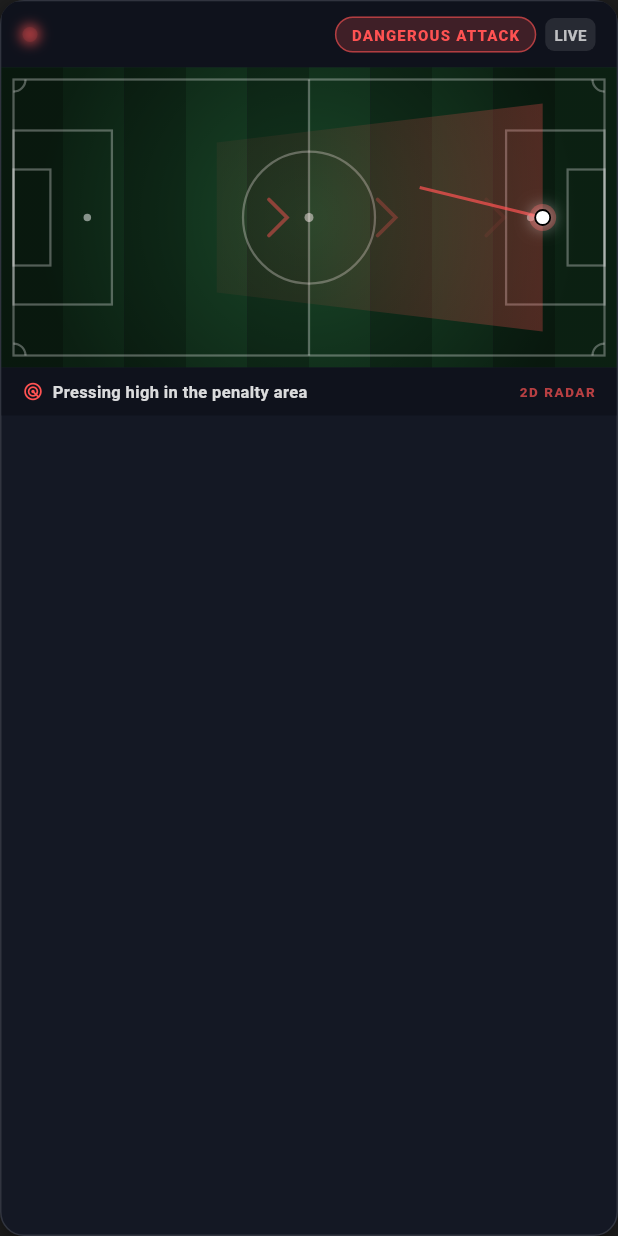
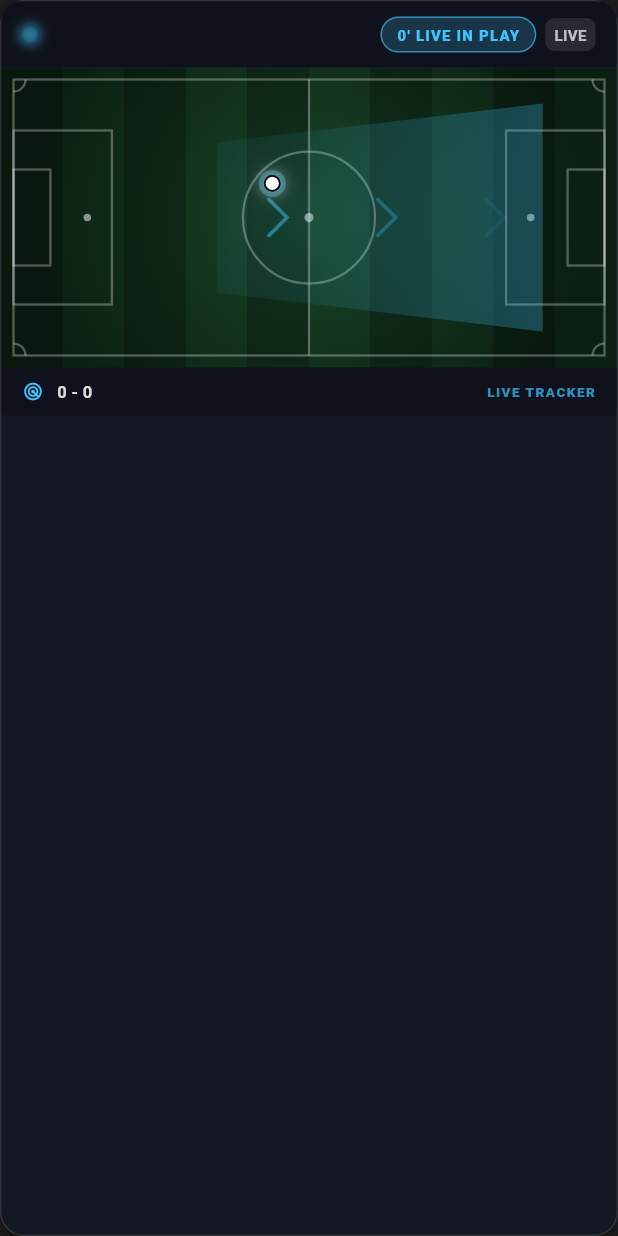
Before and after one commit to samanos67/Livescore, a Flutter app: the LivePitchTrackerWidget widget shown alone on an empty page, opened directly with empty values, on a phone screen of 412 x 824 dp. Run offline on Flutter 3.47's test engine with Material 3 defaults, Android fonts, the phone set to English and light mode, and no system bars; our stand-ins replace cached_network_image, dartz, dio, equatable, flutter_riverpod, google_fonts and 4 more; accounts and stored records are empty; network calls fail.

Commit message:
fix(tracker): show 2D live tracker only for live matches with real-time match state synchronization

```diff
--- a/lib/presentation/widgets/live_pitch_tracker_widget.dart
+++ b/lib/presentation/widgets/live_pitch_tracker_widget.dart
@@ -38,12 +38,11 @@ class _LivePitchTrackerWidgetState extends State<LivePitchTrackerWidget>
   late AnimationController _animController;
   Timer? _simulationTimer;
 
-  PitchActionType _currentAction = PitchActionType.dangerousAttack;
+  PitchActionType _currentAction = PitchActionType.possession;
   bool _isHomeAttacking = true;
-  String _actionText = 'Dangerous Attack';
-  String _actionDetail = 'Pressing high in the penalty area';
-  int _selectedEventIndex = -1; // -1 means live simulation mode
-  int _simStep = 0;
+  String _actionText = 'Live in Play';
+  String _actionDetail = 'Tracking match in real-time';
+  int _selectedEventIndex = -1; // -1 means following live match
 
   @override
   void initState() {
@@ -53,8 +52,18 @@ class _LivePitchTrackerWidgetState extends State<LivePitchTrackerWidget>
       duration: const Duration(milliseconds: 2200),
     )..repeat();
 
-    _setupInitialState();
-    _startSimulationLoop();
+    _syncLiveMatchState();
+    _startLiveSyncTimer();
+  }
+
+  @override
+  void didUpdateWidget(covariant LivePitchTrackerWidget oldWidget) {
+    super.didUpdateWidget(oldWidget);
+    if (oldWidget.fixture.elapsed != widget.fixture.elapsed ||
+        oldWidget.events.length != widget.events.length ||
+        oldWidget.fixture.statusShort != widget.fixture.statusShort) {
+      _syncLiveMatchState();
+    }
   }
 
   @override
@@ -64,71 +73,101 @@ class _LivePitchTrackerWidgetState extends State<LivePitchTrackerWidget>
     super.dispose();
   }
 
-  void _setupInitialState() {
-    if (widget.events.isNotEmpty) {
-      final lastGoal = widget.events.lastWhere(
-        (e) => e.isGoal,
-        orElse: () => widget.events.last,
-      );
-      _isHomeAttacking = lastGoal.teamId == widget.fixture.homeTeam.id;
-    } else {
-      _isHomeAttacking = true;
-    }
+  void _startLiveSyncTimer() {
+    _simulationTimer?.cancel();
+    _simulationTimer = Timer.periodic(const Duration(seconds: 10), (_) {
+      if (!mounted) return;
+      if (_selectedEventIndex == -1) {
+        _syncLiveMatchState();
+      }
+    });
   }
 
-  void _startSimulationLoop() {
-    _simulationTimer?.cancel();
-    _simulationTimer = Timer.periodic(const Duration(seconds: 4), (timer) {
-      if (!mounted) return;
-      if (_selectedEventIndex != -1) return; // In manual replay mode
+  void _syncLiveMatchState() {
+    if (!mounted) return;
+    if (_selectedEventIndex != -1) return; // User is viewing an explicit event
 
+    final status = widget.fixture.statusShort.toUpperCase();
+
+    // 1. Half-Time Break
+    if (status == 'HT') {
       setState(() {
-        _simStep = (_simStep + 1) % 6;
-        switch (_simStep) {
-          case 0:
-            _currentAction = PitchActionType.possession;
-            _actionText = 'Possession';
-            _actionDetail = _isHomeAttacking
-                ? '${widget.fixture.homeTeam.name} building up from midfield'
-                : '${widget.fixture.awayTeam.name} circulating possession';
-            break;
-          case 1:
-            _currentAction = PitchActionType.attack;
-            _actionText = 'Attack';
-            _actionDetail = _isHomeAttacking
-                ? '${widget.fixture.homeTeam.name} pushing along the wing'
-                : '${widget.fixture.awayTeam.name} advancing through the middle';
-            break;
-          case 2:
+        _currentAction = PitchActionType.possession;
+        _actionText = 'HALF TIME (HT)';
+        _actionDetail = 'Break in play. Teams in dressing room.';
+        _isHomeAttacking = true;
+      });
+      return;
+    }
+
+    // 2. Full-Time or Finished
+    if (widget.fixture.isFinished || status == 'FT' || status == 'AET' || status == 'PEN') {
+      setState(() {
+        _currentAction = PitchActionType.possession;
+        _actionText = 'FULL TIME (${widget.fixture.goalsHome ?? 0}-${widget.fixture.goalsAway ?? 0})';
+        _actionDetail = 'Match completed.';
+        _isHomeAttacking = true;
+      });
+      return;
+    }
+
+    // 3. Not Started / Upcoming
+    if (status == 'NS' || status == 'TBD') {
+      setState(() {
+        _currentAction = PitchActionType.possession;
+        _actionText = 'PRE-MATCH';
+        _actionDetail = 'Match has not started yet. Radar activates at kick-off.';
+        _isHomeAttacking = true;
+      });
+      return;
+    }
+
+    // 4. Live Match in Play (1H, 2H, ET, etc.)
+    // Inspect actual real-time events that occurred
+    if (widget.events.isNotEmpty) {
+      final sorted = List<MatchEvent>.from(widget.events)
+        ..sort((a, b) => a.elapsed.compareTo(b.elapsed));
+      final latest = sorted.last;
+      final currentElapsed = widget.fixture.elapsed ?? latest.elapsed;
+      final isRecent = (currentElapsed - latest.elapsed).abs() <= 5;
+
+      if (isRecent) {
+        final isHome = latest.teamId == widget.fixture.homeTeam.id;
+        final teamName = isHome ? widget.fixture.homeTeam.name : widget.fixture.awayTeam.name;
+
+        setState(() {
+          _isHomeAttacking = isHome;
+          if (latest.isGoal) {
+            _currentAction = latest.detail.toLowerCase().contains('pen')
+                ? PitchActionType.penalty
+                : PitchActionType.goal;
+            _actionText = "GOAL! (${latest.elapsed}')";
+            _actionDetail = "${latest.playerName} scores for $teamName!";
+          } else if (latest.isYellowCard || latest.isRedCard) {
+            _currentAction = PitchActionType.yellowCard;
+            _actionText = "${latest.isRedCard ? 'RED CARD' : 'BOOKING'} (${latest.elapsed}')";
+            _actionDetail = "${latest.playerName} ($teamName) booked";
+          } else if (latest.isSub) {
+            _currentAction = PitchActionType.substitution;
+            _actionText = "SUBSTITUTION (${latest.elapsed}')";
+            _actionDetail = "${latest.playerName} brought on for $teamName";
+          } else {
             _currentAction = PitchActionType.dangerousAttack;
-            _actionText = 'Dangerous Attack';
-            _actionDetail = _isHomeAttacking
-                ? '${widget.fixture.homeTeam.name} crossing into the 18-yard box'
-                : '${widget.fixture.awayTeam.name} threatening the penalty area';
-            break;
-          case 3:
-            _currentAction = PitchActionType.shotOnTarget;
-            _actionText = 'Shot on Target';
-            _actionDetail = 'Effort saved by the goalkeeper!';
-            break;
-          case 4:
-            _currentAction = PitchActionType.cornerKick;
-            _actionText = 'Corner Kick';
-            _actionDetail = _isHomeAttacking
-                ? 'Corner delivered by ${widget.fixture.homeTeam.name}'
-                : 'In-swinging corner for ${widget.fixture.awayTeam.name}';
-            break;
-          case 5:
-            // Alternate attacking team for dynamism
-            _isHomeAttacking = !_isHomeAttacking;
-            _currentAction = PitchActionType.attack;
-            _actionText = 'Counter Attack';
-            _actionDetail = _isHomeAttacking
-                ? 'Rapid break initiated by ${widget.fixture.homeTeam.name}'
-                : 'Counter offensive launched by ${widget.fixture.awayTeam.name}';
-            break;
-        }
-      });
+            _actionText = "${latest.elapsed}' INCIDENT";
+            _actionDetail = "${latest.playerName}: ${latest.detail}";
+          }
+        });
+        return;
+      }
+    }
+
+    // 5. Active Live Game Open Play
+    final elapsedMin = widget.fixture.elapsed ?? 1;
+    setState(() {
+      _currentAction = PitchActionType.possession;
+      _actionText = "$elapsedMin' LIVE IN PLAY";
+      _actionDetail = "${widget.fixture.homeTeam.name} ${widget.fixture.goalsHome ?? 0} - ${widget.fixture.goalsAway ?? 0} ${widget.fixture.awayTeam.name}";
+      _isHomeAttacking = ((elapsedMin ~/ 2) % 2 == 0);
     });
   }
 
@@ -137,7 +176,7 @@ class _LivePitchTrackerWidgetState extends State<LivePitchTrackerWidget>
       setState(() {
         _selectedEventIndex = -1;
       });
-      _startSimulationLoop();
+      _syncLiveMatchState();
       return;
     }
 
@@ -365,7 +404,7 @@ class _LivePitchTrackerWidgetState extends State<LivePitchTrackerWidget>
                 ),
                 const SizedBox(width: 8),
                 Text(
-                  '2D RADAR',
+                  'LIVE TRACKER',
                   style: TextStyle(
                     color: actionColor.withOpacity(0.7),
                     fontSize: 9,
@@ -386,7 +425,7 @@ class _LivePitchTrackerWidgetState extends State<LivePitchTrackerWidget>
               child: ListView(
                 scrollDirection: Axis.horizontal,
                 children: [
-                  // Live Radar Auto Mode Pill
+                  // Live Now Mode Pill
                   Padding(
                     padding: const EdgeInsets.symmetric(horizontal: 4, vertical: 6),
                     child: ChoiceChip(
@@ -395,7 +434,7 @@ class _LivePitchTrackerWidgetState extends State<LivePitchTrackerWidget>
                         children: [
                           Icon(Icons.sensors, size: 11, color: _selectedEventIndex == -1 ? Colors.black : AppColors.primary),
                           const SizedBox(width: 4),
-                          const Text('LIVE RADAR', style: TextStyle(fontSize: 10, fontWeight: FontWeight.bold)),
+                          const Text('LIVE NOW', style: TextStyle(fontSize: 10, fontWeight: FontWeight.bold)),
                         ],
                       ),
                       selected: _selectedEventIndex == -1,
```
Also changed, not shown: lib/presentation/screens/match_detail/tabs/overview_tab.dart (+11 -6 lines).
